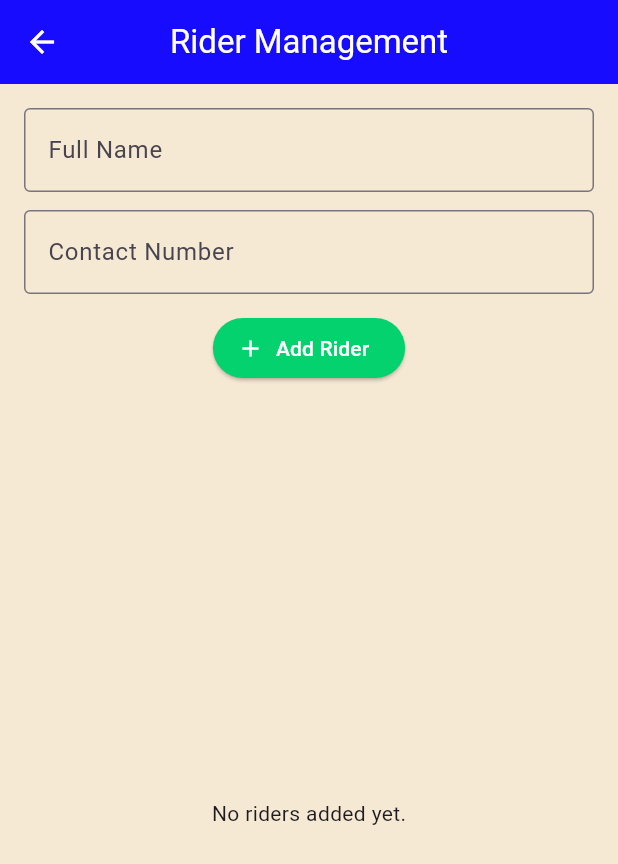
After one commit to BernardGabriel-Personal/MobileApp_Laundry, a Flutter app: the RiderManagementPage screen opened directly, after a tap on "Add Rider", on a phone screen of 412 x 824 dp. The commit adds this screen. Shown: the top 864 px of the screen. Run offline on Flutter 3.47's test engine with Material 3 defaults, Android fonts, the phone set to English and light mode, and no system bars; our stand-ins replace cloud_firestore, firebase_auth, firebase_core; missing offline and left inert: mailer; accounts and stored records are empty; network calls fail.

Commit message:
rider-management-page [added a page to create contact anf ull name of riders]

```diff
--- /dev/null
+++ b/lib/OwnerDirectoryPage/5_rider_managementPage.dart
@@ -0,0 +1,118 @@
+import 'package:flutter/material.dart';
+import 'package:cloud_firestore/cloud_firestore.dart';
+
+class RiderManagementPage extends StatefulWidget {
+  const RiderManagementPage({super.key});
+
+  @override
+  State<RiderManagementPage> createState() => _RiderManagementPageState();
+}
+
+class _RiderManagementPageState extends State<RiderManagementPage> {
+  final TextEditingController _nameController = TextEditingController();
+  final TextEditingController _numberController = TextEditingController();
+
+  final CollectionReference _rider =
+  FirebaseFirestore.instance.collection('rider');
+
+  // Add new rider to Firestore
+  Future<void> _addRider() async {
+    if (_nameController.text.trim().isEmpty ||
+        _numberController.text.trim().isEmpty) return;
+
+    await _rider.add({
+      'fullName': _nameController.text.trim(),
+      'contactNumber': _numberController.text.trim(),
+      'createdAt': FieldValue.serverTimestamp(),
+    });
+
+    _nameController.clear();
+    _numberController.clear();
+  }
+
+  // Delete rider by ID
+  Future<void> _deleteRider(String docId) async {
+    await _rider.doc(docId).delete();
+  }
+
+  @override
+  Widget build(BuildContext context) {
+    return Scaffold(
+      backgroundColor: const Color(0xFFF6E9D4),
+      appBar: AppBar(
+        backgroundColor: const Color(0xFF170CFE),
+        title: const Text("Rider Management"),
+        foregroundColor: Colors.white,
+        centerTitle: true,
+      ),
+      body: Padding(
+        padding: const EdgeInsets.all(16),
+        child: Column(
+          children: [
+            // Input Fields
+            TextField(
+              controller: _nameController,
+              decoration: const InputDecoration(
+                labelText: "Full Name",
+                border: OutlineInputBorder(),
+              ),
+            ),
+            const SizedBox(height: 12),
+            TextField(
+              controller: _numberController,
+              keyboardType: TextInputType.phone,
+              decoration: const InputDecoration(
+                labelText: "Contact Number",
+                border: OutlineInputBorder(),
+              ),
+            ),
+            const SizedBox(height: 12),
+            ElevatedButton.icon(
+              style: ElevatedButton.styleFrom(
+                backgroundColor: const Color(0xFF04D26F),
+                foregroundColor: Colors.white,
+              ),
+              onPressed: _addRider,
+              icon: const Icon(Icons.add),
+              label: const Text("Add Rider"),
+            ),
+            const SizedBox(height: 20),
+
+            // Rider List
+            Expanded(
+              child: StreamBuilder<QuerySnapshot>(
+                stream: _rider.orderBy('createdAt', descending: true).snapshots(),
+                builder: (context, snapshot) {
+                  if (snapshot.connectionState == ConnectionState.waiting) {
+                    return const Center(child: CircularProgressIndicator());
+                  }
+                  final riders = snapshot.data?.docs ?? [];
+                  if (riders.isEmpty) {
+                    return const Center(child: Text("No riders added yet."));
+                  }
+                  return ListView.builder(
+                    itemCount: riders.length,
+                    itemBuilder: (context, index) {
+                      final rider = riders[index];
+                      return Card(
+                        margin: const EdgeInsets.symmetric(vertical: 8),
+                        child: ListTile(
+                          title: Text(rider['fullName'] ?? ''),
+                          subtitle: Text("📞 ${rider['contactNumber'] ?? ''}"),
+                          trailing: IconButton(
+                            icon: const Icon(Icons.delete, color: Colors.red),
+                            onPressed: () => _deleteRider(rider.id),
+                          ),
+                        ),
+                      );
+                    },
+                  );
+                },
+              ),
+            ),
+          ],
+        ),
+      ),
+    );
+  }
+}
```
Also changed, not shown: lib/OwnerDirectoryPage/1_owner_homepage.dart (+45 -0 lines).
